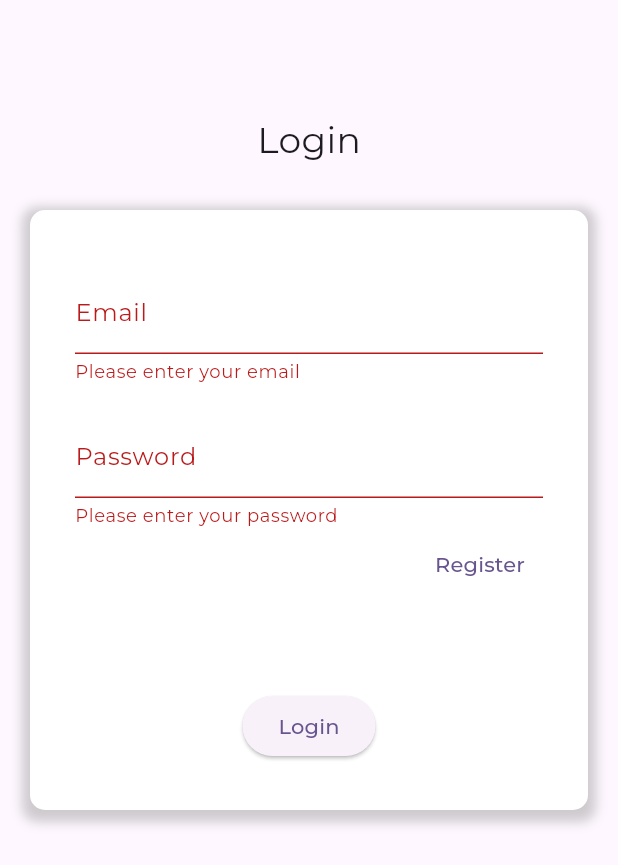
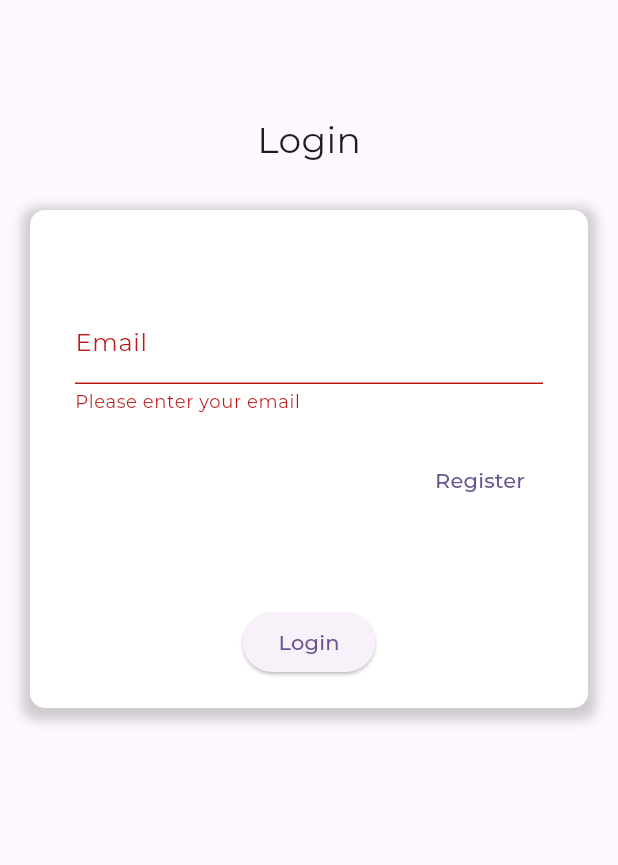
Before and after one commit to dartm05/SafetyApp, a Flutter app: the RegisterForm screen opened by its route, after a tap on "Register", after a tap on "Already have an account?", after a tap on "Login", on a phone screen of 412 x 824 dp. Shown: the top 865 px of the screen. Run offline on Flutter 3.47's test engine with Material 3 defaults, Android fonts, the phone set to English and light mode, and no system bars; our stand-ins replace flutter_dotenv, go_router, google_fonts, shared_preferences; accounts and stored records are empty.

Commit message:
Refactor login and register forms
- Update email validation regex pattern
- Remove password validation from login form
- Adjust form layout in user_form.dart

```diff
--- a/front/lib/src/features/login/screens/login.dart
+++ b/front/lib/src/features/login/screens/login.dart
@@ -42,32 +42,20 @@ class LoginPage extends StatelessWidget {
                           sizedBox,
                           TextFormField(
                             controller: emailController,
-                            decoration: const InputDecoration(labelText: 'Email'),
+                            decoration:
+                                const InputDecoration(labelText: 'Email'),
                             validator: (value) {
                               if (value == null || value.isEmpty) {
                                 return 'Please enter your email';
                               }
-                              if (!RegExp(r'^[^@]+@[^@]+\.[^@]+').hasMatch(value)) {
+                              if (!RegExp(r'^[^@]+@[^@]+\.[^@]+')
+                                  .hasMatch(value)) {
                                 return 'Please enter a valid email address';
                               }
                               return null;
                             },
                           ),
                           sizedBox,
-                          TextFormField(
-                            controller: passwordController,
-                            decoration: const InputDecoration(labelText: 'Password'),
-                            obscureText: true,
-                            validator: (value) {
-                              if (value == null || value.isEmpty) {
-                                return 'Please enter your password';
-                              }
-                              if (value.length < 6) {
-                                return 'Password must be at least 6 characters long';
-                              }
-                              return null;
-                            },
-                          ),
                           Align(
                             alignment: Alignment.centerRight,
                             child: TextButton(
@@ -84,7 +72,8 @@ class LoginPage extends StatelessWidget {
                           onPressed: () async {
                             if (_formKey.currentState?.validate() ?? false) {
                               final isSuccess =
-                                  await Provider.of<AuthenticationProvider>(context,
+                                  await Provider.of<AuthenticationProvider>(
+                                          context,
                                           listen: false)
                                       .signIn(
                                 emailController.text.trim(),
--- a/front/lib/src/features/login/screens/register.dart
+++ b/front/lib/src/features/login/screens/register.dart
@@ -63,32 +63,20 @@ class _RegisterFormState extends State<RegisterForm> {
                             if (value == null || value.isEmpty) {
                               return 'Please enter your email';
                             }
-                            if (!RegExp(r'^[^@]+@[^@]+\.[^@]+').hasMatch(value)) {
+                            if (!RegExp(r'^[^@]+@[^@]+\.[^@]+')
+                                .hasMatch(value)) {
                               return 'Please enter a valid email';
                             }
                             return null;
                           },
                         ),
                         sizedBox,
-                        TextFormField(
-                          controller: passwordController,
-                          decoration: const InputDecoration(labelText: 'Password'),
-                          obscureText: true,
-                          validator: (value) {
-                            if (value == null || value.isEmpty) {
-                              return 'Please enter your password';
-                            }
-                            if (value.length < 6) {
-                              return 'Password must be at least 6 characters long';
-                            }
-                            return null;
-                          },
-                        ),
                       ],
                       button: ElevatedButton(
                         onPressed: () {
                           if (_formKey.currentState!.validate()) {
-                            Provider.of<AuthenticationProvider>(context, listen: false)
+                            Provider.of<AuthenticationProvider>(context,
+                                    listen: false)
                                 .signUp(
                               emailController.text.trim(),
                               passwordController.text.trim(),
--- a/front/lib/src/features/login/widgets/user_form.dart
+++ b/front/lib/src/features/login/widgets/user_form.dart
@@ -19,10 +19,7 @@ class _UserFormState extends State<UserForm> {
     final authProvider = Provider.of<AuthenticationProvider>(context);
 
     return Container(
-      width: MediaQuery.of(context).size.width - 200,
-      height: MediaQuery.of(context).size.height - 500,
-      constraints: const BoxConstraints(
-          maxWidth: 600, minWidth: 400, minHeight: 400, maxHeight: 400),
+      constraints: const BoxConstraints(maxWidth: 400),
       decoration: BoxDecoration(
         color: Colors.white,
         borderRadius: BorderRadius.circular(10),
@@ -36,7 +33,7 @@ class _UserFormState extends State<UserForm> {
         ],
       ),
       child: Padding(
-        padding: const EdgeInsets.symmetric(horizontal: 30),
+        padding: const EdgeInsets.symmetric(horizontal: 30, vertical: 20),
         child: !authProvider.isLoading
             ? Column(
                 children: [
```
